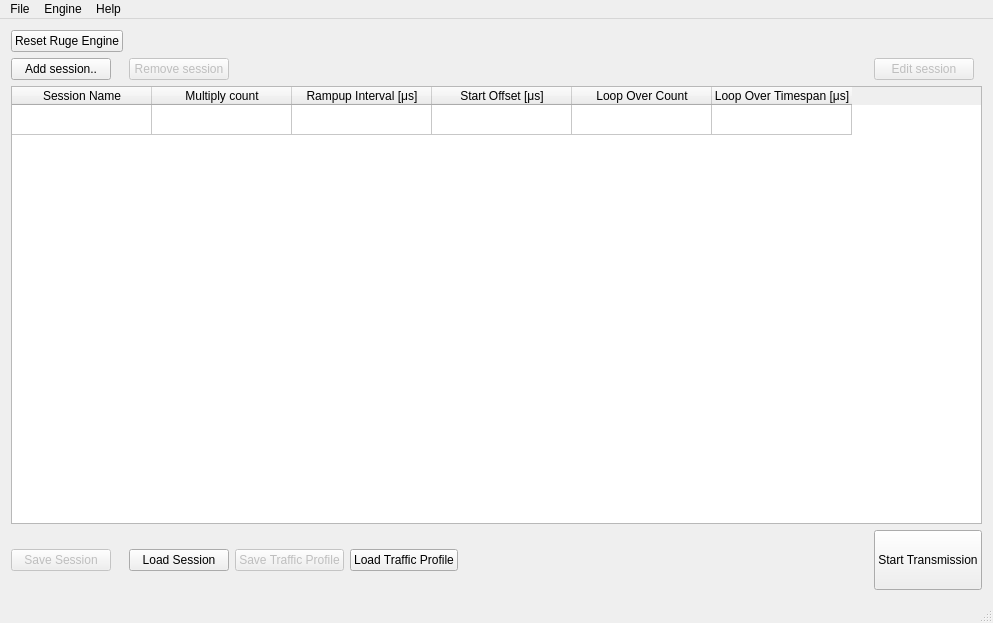
This is trafficwindow.ui in MonteDarkfloyd/RUGE as Qt 5 draws it before an edit. The edited form follows.
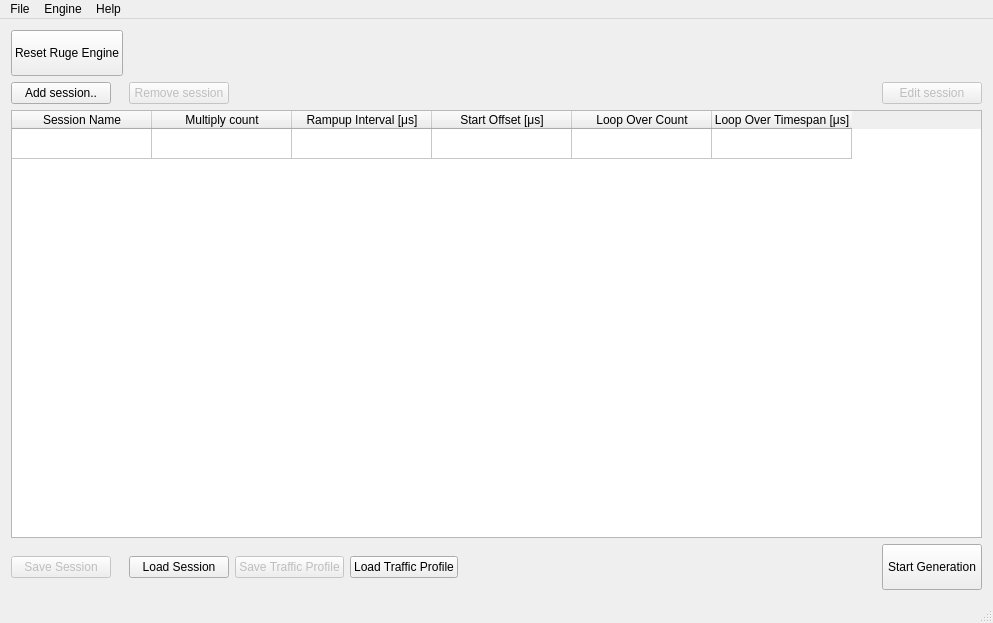
This is the edited form.

The edit to the form file:
```diff
--- a/trafficwindow.ui
+++ b/trafficwindow.ui
@@ -317,11 +317,11 @@
       <property name="minimumSize">
        <size>
         <width>0</width>
-        <height>60</height>
+        <height>46</height>
        </size>
       </property>
       <property name="text">
-       <string>Start Transmission</string>
+       <string>Start Generation</string>
       </property>
      </widget>
     </item>
@@ -336,7 +336,7 @@
       <property name="minimumSize">
        <size>
         <width>100</width>
-        <height>0</height>
+        <height>46</height>
        </size>
       </property>
       <property name="text">
```
